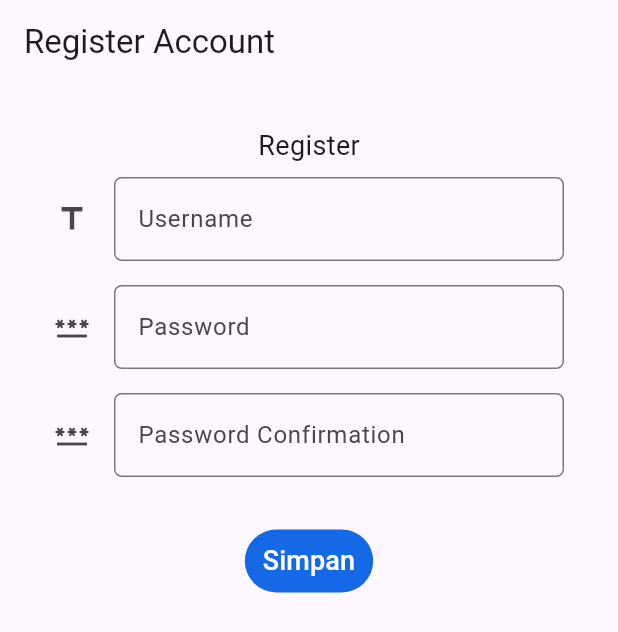
After one commit to mhanifti/AncestralReadsMobile, a Flutter app: the RegisterPage screen opened directly, after a tap on "Simpan", on a phone screen of 412 x 824 dp. The commit adds this screen. Shown: the top 632 px of the screen. Run offline on Flutter 3.47's test engine with Material 3 defaults, Android fonts, the phone set to English and light mode, and no system bars; missing offline and left inert: pbp_django_auth.

Commit message:
Add authentication for register and login

```diff
--- /dev/null
+++ b/lib/authentication/register.dart
@@ -0,0 +1,229 @@
+import 'package:flutter/material.dart';
+import 'package:provider/provider.dart';
+import 'package:pbp_django_auth/pbp_django_auth.dart';
+import 'package:ancestralreads/authentication/login.dart';
+
+class RegisterApp extends StatelessWidget {
+  const RegisterApp({super.key});
+
+  @override
+  Widget build(BuildContext context) {
+    return MaterialApp(
+      title: 'Register',
+      theme: ThemeData(
+        primarySwatch: Colors.blue,
+      ),
+      home: const RegisterPage(),
+    );
+  }
+}
+
+class RegisterPage extends StatefulWidget {
+  const RegisterPage({super.key});
+
+  @override
+  _RegisterState createState() => _RegisterState();
+}
+
+class _RegisterState extends State<RegisterPage> {
+  final _formKey = GlobalKey<FormState>();
+
+  @override
+  Widget build(BuildContext context) {
+    return Scaffold(
+      appBar: AppBar(
+        title: const Text('Register Account'),
+      ),
+      body: RegisterForm(formKey: _formKey),
+    );
+  }
+}
+
+class RegisterForm extends StatefulWidget {
+  const RegisterForm({Key? key, required this.formKey}) : super(key: key);
+
+  final formKey;
+
+  @override
+  State<RegisterForm> createState() => _FormRegister();
+}
+
+class _FormRegister extends State<RegisterForm> {
+  get formKey => widget.formKey;
+
+  String? password = "";
+  String? username = "";
+  String? password1 = "";
+  String? message = "";
+
+  @override
+  Widget build(BuildContext context) {
+    final request = context.watch<CookieRequest>();
+    return Form(
+      key: formKey,
+      child: SingleChildScrollView(
+          child: Container(
+            margin: const EdgeInsets.all(8),
+            padding: const EdgeInsets.all(20.0),
+            child: Column(crossAxisAlignment: CrossAxisAlignment.start, children: [
+              const Center(
+                child: Text("Register",
+                  style: TextStyle(fontSize: 18),),
+              ),
+              Padding(
+                // Menggunakan padding sebesar 8 pixels
+                padding: const EdgeInsets.all(8.0),
+                child: TextFormField(
+                  decoration: InputDecoration(
+                    labelText: "Username ",
+                    icon: const Icon(Icons.title),
+                    // Menambahkan icon agar lebih intuitif
+                    // Menambahkan circular border agar lebih rapi
+                    border: OutlineInputBorder(
+                      borderRadius: BorderRadius.circular(5.0),
+                    ),
+                  ),
+                  // Menambahkan behavior saat nama diketik
+                  onChanged: (String? value) {
+                    setState(() {
+                      username = value!;
+                    });
+                  },
+                  // Menambahkan behavior saat data disimpan
+                  onSaved: (String? value) {
+                    setState(() {
+                      username = value!;
+                    });
+                  },
+                  // // Validator sebagai validasi form
+                  // validator: (String? value) {
+                  //   if (value == null || value.isEmpty) {
+                  //     return 'Email tidak boleh kosong!';
+                  //   }
+                  //   return null;
+                  // },
+                ),
+              ),
+              Padding(
+                // Menggunakan padding sebesar 8 pixels
+                padding: const EdgeInsets.all(8.0),
+                child: TextFormField(
+                  obscureText: true,
+                  decoration: InputDecoration(
+                    labelText: "Password ",
+                    icon: const Icon(Icons.password),
+                    // Menambahkan icon agar lebih intuitif
+                    // Menambahkan circular border agar lebih rapi
+                    border: OutlineInputBorder(
+                      borderRadius: BorderRadius.circular(5.0),
+                    ),
+                  ),
+                  // Menambahkan behavior saat nama diketik
+                  onChanged: (String? value) {
+                    setState(() {
+                      password = value!;
+                    });
+                  },
+                  // Menambahkan behavior saat data disimpan
+                  onSaved: (String? value) {
+                    setState(() {
+                      password = value!;
+                    });
+                  },
+                  // Validator sebagai validasi form
+                  // validator: (String? value) {
+                  //   if (value == null || value.isEmpty) {
+                  //     return 'Password tidak boleh kosong!';
+                  //   }
+                  //   return null;
+                  // },
+                ),
+              ),
+              Padding(
+                // Menggunakan padding sebesar 8 pixels
+                padding: const EdgeInsets.all(8.0),
+
+                child: TextFormField(
+                  obscureText: true,
+                  decoration: InputDecoration(
+                    labelText: "Password Confirmation",
+                    icon: const Icon(Icons.password),
+                    // Menambahkan icon agar lebih intuitif
+                    // Menambahkan circular border agar lebih rapi
+                    border: OutlineInputBorder(
+                      borderRadius: BorderRadius.circular(5.0),
+                    ),
+                  ),
+                  // Menambahkan behavior saat nama diketik
+                  onChanged: (String? value) {
+                    setState(() {
+                      password1 = value!;
+                    });
+                  },
+                  // Menambahkan behavior saat data disimpan
+                  onSaved: (String? value) {
+                    setState(() {
+                      password1 = value!;
+                    });
+                  },
+                  // // Validator sebagai validasi form
+                  // validator: (String? value) {
+                  //   if (value == null || value.isEmpty) {
+                  //     return 'Password tidak boleh kosong!';
+                  //   }
+                  //   return null;
+                  // },
+                ),
+              ),
+              Padding(
+                // Menggunakan padding sebesar 8 pixels
+                padding: const EdgeInsets.all(24.0),
+                child:Center (
+                  child: TextButton(
+                    style: ButtonStyle(
+                      backgroundColor: MaterialStateProperty.all(Color.fromARGB(255, 21, 104, 230)),
+
+                    ),
+                    onPressed: () async {
+                      final response = await request.post(
+                          'http://10.0.2.2:8000/auth/register/',
+                          // 'http://$port/flutter_register/',
+                          {
+                            "username": username,
+                            "password1": password,
+                            "password2": password1
+                          });
+
+                      print(formKey);
+                      print(response['status']==false);
+
+                      if (response['status']==true) {
+                        // ignore: use_build_context_synchronously
+                        Navigator.pushReplacement(
+                            context,
+                            MaterialPageRoute(
+                              builder: (BuildContext context) =>
+                              const LoginApp(),
+                            ));
+                      } else {
+                        setState(() {
+                          message = response['message'];
+                          print(message);
+                        });
+                      }
+                    },
+                    child: const Text(
+                      "Simpan",
+                      style: TextStyle(color: Colors.white, fontSize: 18),
+                    ),
+                  ),
+                ),
+              ),
+              Center(
+                  child: Text(message ?? "",
+                    style: const TextStyle(color: Colors.red, fontSize: 16),)),
+            ]),
+          )),
+    );
+  }
+}
--- a/lib/menu.dart
+++ b/lib/menu.dart
@@ -18,7 +18,7 @@ class MyHomePage extends StatelessWidget {
     return Scaffold(
       appBar: AppBar(
         title: const Text(
-          'Shopping List',
+          'Ancestral Reads',
         ),
         backgroundColor: Colors.indigo,
         foregroundColor: Colors.white,
```
Also changed, not shown: lib/authentication/login.dart (+39 -2 lines), lib/left_drawer.dart (+27 -0 lines), lib/main.dart (+11 -91 lines).
